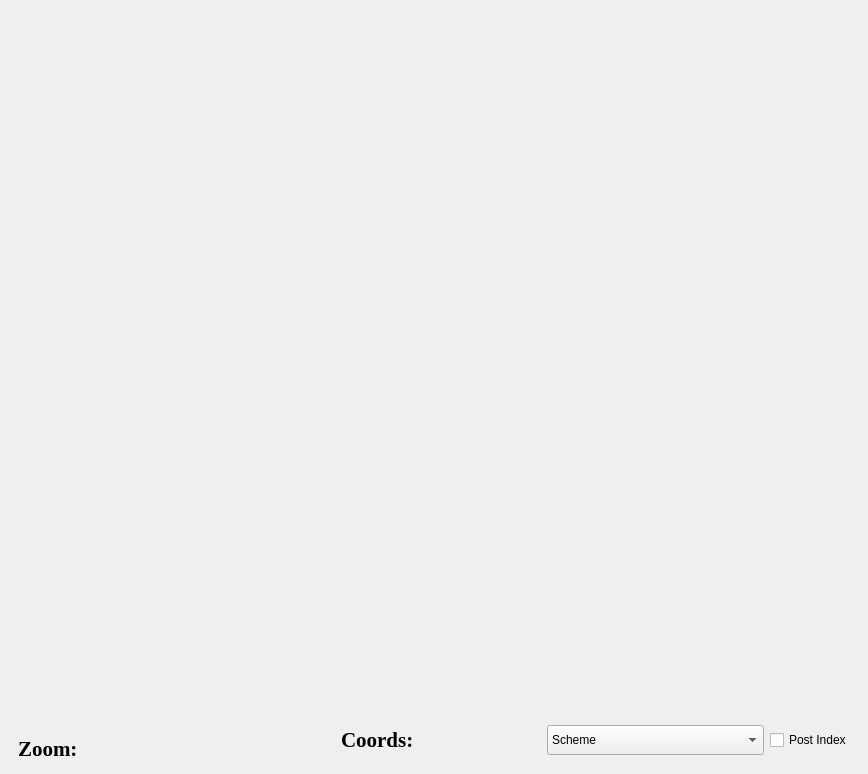
First picture: the form in design.ui, repository Cyber-Zhaba/Floppa, before the edit.
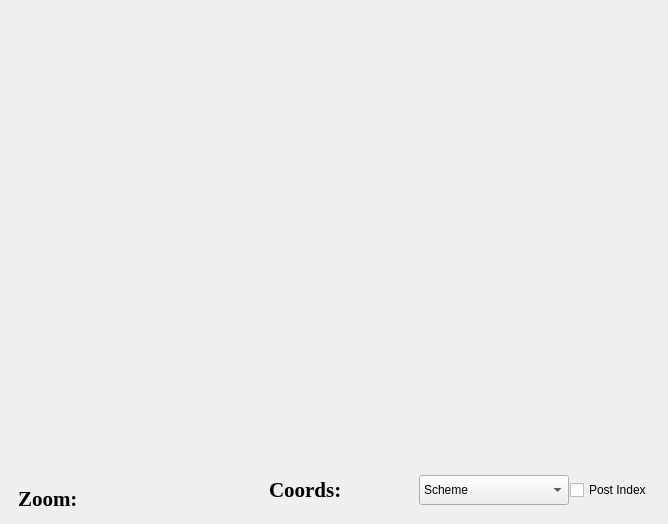
Second picture: the form after the edit.

Diff of the .ui file:
```diff
--- a/design.ui
+++ b/design.ui
@@ -6,8 +6,8 @@
    <rect>
     <x>0</x>
     <y>0</y>
-    <width>868</width>
-    <height>774</height>
+    <width>668</width>
+    <height>524</height>
    </rect>
   </property>
   <property name="windowTitle">
@@ -15,19 +15,6 @@
   </property>
   <widget class="QWidget" name="centralwidget">
    <layout class="QGridLayout" name="gridLayout_2">
-    <item row="0" column="0">
-     <widget class="QLabel" name="map">
-      <property name="minimumSize">
-       <size>
-        <width>850</width>
-        <height>700</height>
-       </size>
-      </property>
-      <property name="text">
-       <string/>
-      </property>
-     </widget>
-    </item>
     <item row="1" column="0">
      <widget class="QWidget" name="Downpanel" native="true">
       <property name="minimumSize">
@@ -154,6 +141,25 @@
       </layout>
      </widget>
     </item>
+    <item row="0" column="0">
+     <widget class="QLabel" name="map">
+      <property name="minimumSize">
+       <size>
+        <width>650</width>
+        <height>450</height>
+       </size>
+      </property>
+      <property name="maximumSize">
+       <size>
+        <width>650</width>
+        <height>450</height>
+       </size>
+      </property>
+      <property name="text">
+       <string/>
+      </property>
+     </widget>
+    </item>
    </layout>
   </widget>
  </widget>
```
